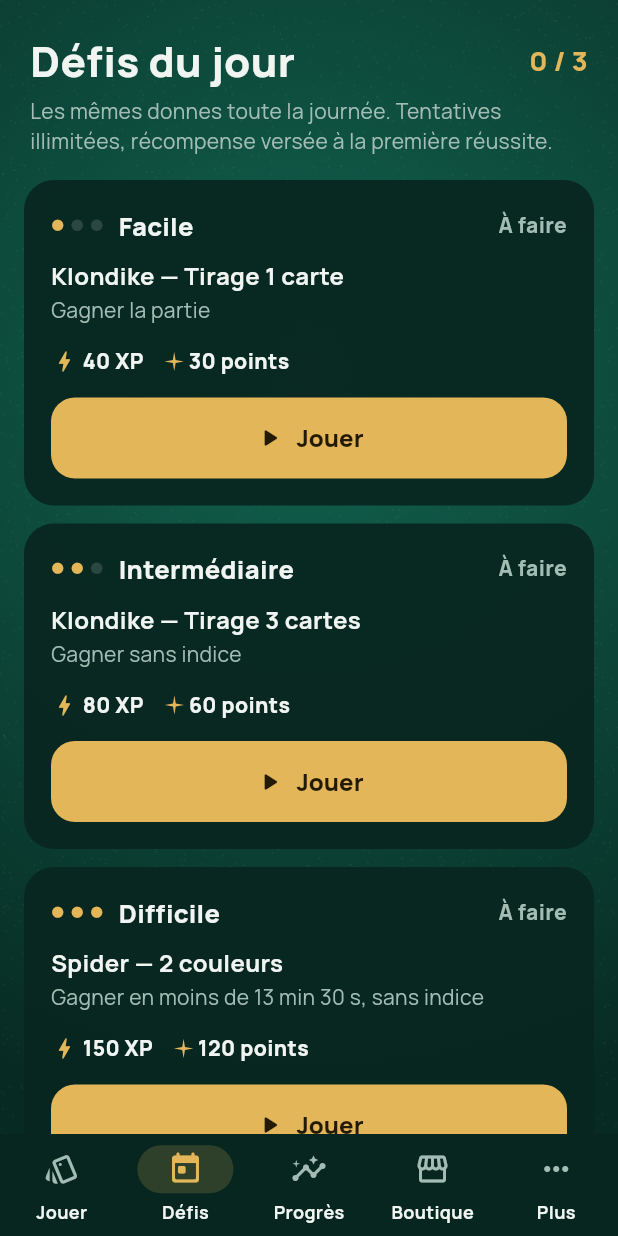
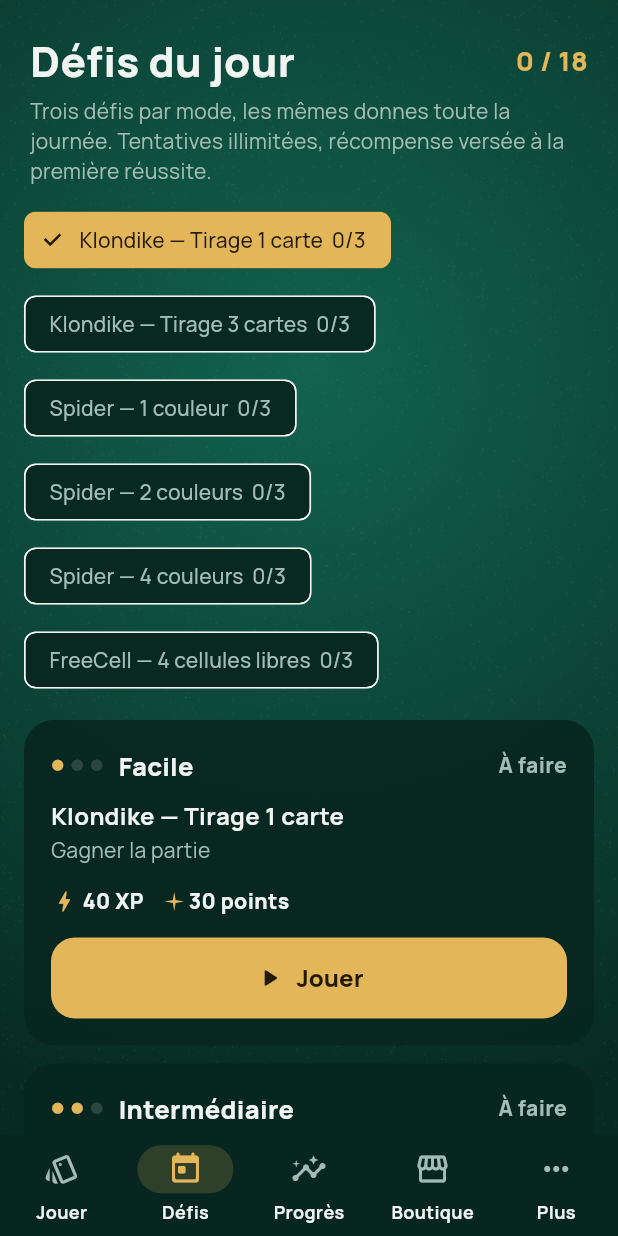
Before and after one commit to HugoErb/SoliNova, a Flutter app: the screen it shows after launch, after a tap on "Tout voir", on a phone screen of 412 x 824 dp. Run offline on Flutter 3.47's test engine with Material 3 defaults, Android fonts, the phone set to English and light mode, and no system bars; our stand-ins replace audioplayers, flutter_riverpod; project files that could hold a hidden picture were left out.

Commit message:
Chaque mode a maintenant ses 3 défis du jour (facile, intermédiaire, difficile)

```diff
--- a/lib/meta/daily/daily_challenge.dart
+++ b/lib/meta/daily/daily_challenge.dart
@@ -69,7 +69,7 @@ final class DailyChallenge {
   final int seed;
   final ChallengeObjective objective;
 
-  String get id => '$date-${difficulty.name}';
+  String get id => '$date-${mode.name}-${difficulty.name}';
   int get rewardXp => difficulty.rewardXp;
   int get rewardPoints => difficulty.rewardPoints;
 }
@@ -80,26 +80,6 @@ abstract final class DailyChallengeGenerator {
       '${day.year.toString().padLeft(4, '0')}-'
       '${day.month.toString().padLeft(2, '0')}-'
       '${day.day.toString().padLeft(2, '0')}';
-
-  static const _pools = {
-    ChallengeDifficulty.easy: [
-      GameMode.klondike1,
-      GameMode.spider1,
-      GameMode.freecell,
-    ],
-    ChallengeDifficulty.medium: [
-      GameMode.klondike3,
-      GameMode.spider2,
-      GameMode.freecell,
-      GameMode.klondike1,
-    ],
-    ChallengeDifficulty.hard: [
-      GameMode.spider4,
-      GameMode.klondike3,
-      GameMode.spider2,
-      GameMode.freecell,
-    ],
-  };
 
   /// Temps limites (secondes) par mode pour les défis chronométrés.
   static const _timeLimits = {
@@ -121,33 +101,27 @@ abstract final class DailyChallengeGenerator {
     GameMode.freecell: 120,
   };
 
-  static List<DailyChallenge> forDay(DateTime day) => _forDate(dateKey(day));
+  /// Tous les défis d'une journée : trois par mode de jeu.
+  static List<DailyChallenge> forDay(DateTime day) => [
+    for (final mode in GameMode.values) ...forDayAndMode(day, mode),
+  ];
 
-  /// Les trois défis d'une date. Chaque défi utilise un mode différent des
-  /// précédents de la journée quand c'est possible.
-  static List<DailyChallenge> _forDate(String date) {
-    final used = <GameMode>{};
-    final out = <DailyChallenge>[];
-    for (final d in ChallengeDifficulty.values) {
-      final c = _make(date, d, used);
-      used.add(c.mode);
-      out.add(c);
-    }
-    return out;
-  }
+  /// Les trois défis (facile, intermédiaire, difficile) d'un mode.
+  static List<DailyChallenge> forDayAndMode(DateTime day, GameMode mode) =>
+      _forDate(dateKey(day), mode);
+
+  static List<DailyChallenge> _forDate(String date, GameMode mode) => [
+    for (final d in ChallengeDifficulty.values) _make(date, mode, d),
+  ];
 
   static DailyChallenge _make(
     String date,
+    GameMode mode,
     ChallengeDifficulty difficulty,
-    Set<GameMode> avoid,
   ) {
     final rng = SeededRandom(
-      SeededRandom.hashString('SoliNova|$date|${difficulty.name}'),
+      SeededRandom.hashString('SoliNova|$date|${mode.name}|${difficulty.name}'),
     );
-    final all = _pools[difficulty]!;
-    final fresh = all.where((m) => !avoid.contains(m)).toList();
-    final pool = fresh.isEmpty ? all : fresh;
-    final mode = pool[rng.nextInt(pool.length)];
     final objective = switch (difficulty) {
       ChallengeDifficulty.easy => const ChallengeObjective(),
       ChallengeDifficulty.medium => switch (rng.nextInt(3)) {
@@ -178,16 +152,19 @@ abstract final class DailyChallengeGenerator {
     );
   }
 
-  /// Retrouve un défi à partir de son identifiant.
+  /// Retrouve un défi à partir de son identifiant
+  /// (`AAAA-MM-JJ-mode-difficulté`).
   static DailyChallenge? byId(String id) {
-    final cut = id.lastIndexOf('-');
-    if (cut < 0) return null;
-    final date = id.substring(0, cut);
+    if (id.length < 12) return null;
+    final date = id.substring(0, 10);
+    final parts = id.substring(11).split('-');
+    if (parts.length != 2 || DateTime.tryParse(date) == null) return null;
+    final mode = GameMode.tryParse(parts[0]);
     final diff = ChallengeDifficulty.values
-        .where((d) => d.name == id.substring(cut + 1))
+        .where((d) => d.name == parts[1])
         .firstOrNull;
-    if (diff == null || DateTime.tryParse(date) == null) return null;
-    return _forDate(date)[diff.index];
+    if (mode == null || diff == null) return null;
+    return _forDate(date, mode)[diff.index];
   }
 }
 
@@ -232,8 +209,13 @@ final class DailyChallengeLog {
 
   int get totalSucceeded => entries.values.where((e) => e.succeeded).length;
 
-  int succeededOn(String date) => entries.entries
-      .where((e) => e.key.startsWith(date) && e.value.succeeded)
+  /// Défis réussis à [date], éventuellement limités à un [mode].
+  int succeededOn(String date, [GameMode? mode]) => entries.entries
+      .where(
+        (e) =>
+            e.key.startsWith(mode == null ? date : '$date-${mode.name}-') &&
+            e.value.succeeded,
+      )
       .length;
 
   bool hardSucceeded() => entries.entries.any(
--- a/lib/ui/screens/challenges_screen.dart
+++ b/lib/ui/screens/challenges_screen.dart
@@ -3,6 +3,7 @@ import 'package:flutter_riverpod/flutter_riverpod.dart';
 
 import '../../app/game_controller.dart';
 import '../../app/providers.dart';
+import '../../engine/model/game_mode.dart';
 import '../../meta/daily/daily_challenge.dart';
 import '../widgets/common.dart';
 import 'new_game_sheet.dart';
@@ -43,17 +44,39 @@ String _dayLabel(DateTime d, DateTime today) {
   return label[0].toUpperCase() + label.substring(1);
 }
 
-/// Défis quotidiens : trois défis par jour, générés localement.
+/// Mode affiché dans l'onglet Défis (choisi aussi depuis l'accueil).
+final challengeModeProvider =
+    NotifierProvider<ChallengeModeController, GameMode?>(
+      ChallengeModeController.new,
+    );
+
+class ChallengeModeController extends Notifier<GameMode?> {
+  /// Null : premier mode dont un défi reste à réussir.
+  @override
+  GameMode? build() => null;
+
+  void select(GameMode mode) => state = mode;
+}
+
+/// Défis quotidiens : trois défis par mode et par jour, générés localement.
 class ChallengesTab extends ConsumerWidget {
   const ChallengesTab({super.key});
 
   @override
   Widget build(BuildContext context, WidgetRef ref) {
     final now = DateTime.now();
-    final today = DailyChallengeGenerator.forDay(now);
     final log = ref.watch(profileProvider.select((p) => p.dailies));
     final scheme = Theme.of(context).colorScheme;
-    final done = today.where((c) => log.of(c.id).succeeded).length;
+    final date = DailyChallengeGenerator.dateKey(now);
+    int doneIn(GameMode m) => log.succeededOn(date, m);
+    final mode =
+        ref.watch(challengeModeProvider) ??
+        GameMode.values.firstWhere(
+          (m) => doneIn(m) < 3,
+          orElse: () => GameMode.values.first,
+        );
+    final today = DailyChallengeGenerator.forDayAndMode(now, mode);
+    final total = GameMode.values.length * ChallengeDifficulty.values.length;
 
     return ListView(
       padding: const EdgeInsets.fromLTRB(16, 12, 16, 24),
@@ -69,7 +92,7 @@ class ChallengesTab extends ConsumerWidget {
                 ),
               ),
               Text(
-                '$done / 3',
+                '${log.succeededOn(date)} / $total',
                 style: TextStyle(
                   fontSize: 18,
                   fontWeight: FontWeight.w800,
@@ -80,17 +103,42 @@ class ChallengesTab extends ConsumerWidget {
           ),
         ),
         Padding(
-          padding: const EdgeInsets.fromLTRB(4, 0, 4, 16),
+          padding: const EdgeInsets.fromLTRB(4, 0, 4, 12),
           child: Text(
-            'Les mêmes donnes toute la journée. Tentatives illimitées, '
-            'récompense versée à la première réussite.',
+            'Trois défis par mode, les mêmes donnes toute la journée. '
+            'Tentatives illimitées, récompense versée à la première réussite.',
             style: TextStyle(color: scheme.onSurfaceVariant),
           ),
         ),
-        for (final c in today) ...[
-          _ChallengeCard(challenge: c, progress: log.of(c.id)),
-          const SizedBox(height: 12),
-        ],
+        Wrap(
+          spacing: 8,
+          runSpacing: 8,
+          children: [
+            for (final m in GameMode.values)
+              ChoiceChip(
+                label: Text('${m.fullName}  ${doneIn(m)}/3'),
+                avatar: doneIn(m) == 3
+                    ? Icon(Icons.check_circle_rounded, color: scheme.primary)
+                    : null,
+                selected: m == mode,
+                onSelected: (_) =>
+                    ref.read(challengeModeProvider.notifier).select(m),
+              ),
+          ],
+        ),
+        const SizedBox(height: 16),
+        AnimatedSwitcher(
+          duration: const Duration(milliseconds: 220),
+          child: Column(
+            key: ValueKey(mode),
+            children: [
+              for (final c in today) ...[
+                _ChallengeCard(challenge: c, progress: log.of(c.id)),
+                const SizedBox(height: 12),
+              ],
+            ],
+          ),
+        ),
         const SectionTitle('Historique récent'),
         Panel(
           padding: const EdgeInsets.symmetric(vertical: 4),
@@ -232,6 +280,7 @@ class _ChallengeCard extends ConsumerWidget {
   );
 }
 
+/// Une journée passée : défis réussis par mode (trois pastilles par mode).
 class _HistoryRow extends StatelessWidget {
   const _HistoryRow({
     required this.day,
@@ -246,8 +295,9 @@ class _HistoryRow extends StatelessWidget {
   @override
   Widget build(BuildContext context) {
     final scheme = Theme.of(context).colorScheme;
-    final challenges = DailyChallengeGenerator.forDay(day);
-    final succeeded = challenges.where((c) => log.of(c.id).succeeded).length;
+    final date = DailyChallengeGenerator.dateKey(day);
+    final total = GameMode.values.length * ChallengeDifficulty.values.length;
+    final succeeded = log.succeededOn(date);
     return Padding(
       padding: const EdgeInsets.symmetric(horizontal: 16, vertical: 10),
       child: Row(
@@ -259,26 +309,29 @@ class _HistoryRow extends StatelessWidget {
             ),
           ),
           Semantics(
-            label: '$succeeded défis réussis sur 3',
+            label: '$succeeded défis réussis sur $total',
             excludeSemantics: true,
             child: Row(
               children: [
-                for (final c in challenges)
+                for (final m in GameMode.values)
                   Padding(
                     padding: const EdgeInsets.only(left: 6),
-                    child: Icon(
-                      switch (log.of(c.id).status) {
-                        ChallengeStatus.succeeded => Icons.check_circle_rounded,
-                        ChallengeStatus.inProgress => Icons.cancel_rounded,
-                        ChallengeStatus.notStarted =>
-                          Icons.radio_button_unchecked_rounded,
-                      },
-                      size: 20,
-                      color: log.of(c.id).succeeded
+                    child: _ModeDots(done: log.succeededOn(date, m)),
+                  ),
+                const SizedBox(width: 10),
+                SizedBox(
+                  width: 42,
+                  child: Text(
+                    '$succeeded/$total',
+                    textAlign: TextAlign.end,
+                    style: TextStyle(
+                      fontWeight: FontWeight.w800,
+                      color: succeeded > 0
                           ? scheme.primary
-                          : scheme.onSurfaceVariant.withValues(alpha: 0.6),
+                          : scheme.onSurfaceVariant,
                     ),
                   ),
+                ),
               ],
             ),
           ),
@@ -287,3 +340,32 @@ class _HistoryRow extends StatelessWidget {
     );
   }
 }
+
+/// Trois petits points empilés : défis réussis d'un mode.
+class _ModeDots extends StatelessWidget {
+  const _ModeDots({required this.done});
+
+  final int done;
+
+  @override
+  Widget build(BuildContext context) {
+    final scheme = Theme.of(context).colorScheme;
+    return Column(
+      mainAxisSize: MainAxisSize.min,
+      children: [
+        for (var i = 2; i >= 0; i--)
+          Container(
+            width: 6,
+            height: 6,
+            margin: const EdgeInsets.symmetric(vertical: 1),
+            decoration: BoxDecoration(
+              shape: BoxShape.circle,
+              color: i < done
+                  ? scheme.primary
+                  : scheme.onSurface.withValues(alpha: 0.15),
+            ),
+          ),
+      ],
+    );
+  }
+}
--- a/lib/ui/screens/home_shell.dart
+++ b/lib/ui/screens/home_shell.dart
@@ -5,6 +5,7 @@ import 'package:flutter_riverpod/flutter_riverpod.dart';
 
 import '../../app/game_controller.dart';
 import '../../app/providers.dart';
+import '../../engine/model/game_mode.dart';
 import '../../meta/daily/daily_challenge.dart';
 import '../game/game_screen.dart';
 import '../widgets/common.dart';
@@ -119,7 +120,9 @@ class PlayTab extends ConsumerWidget {
     final session = game.session;
     final resumable = session != null && game.report == null;
     final scheme = Theme.of(context).colorScheme;
-    final today = DailyChallengeGenerator.forDay(DateTime.now());
+    final now = DateTime.now();
+    final today = DailyChallengeGenerator.forDay(now);
+    final date = DailyChallengeGenerator.dateKey(now);
     final dailies = ref.watch(profileProvider.select((p) => p.dailies));
 
     return ListView(
@@ -225,25 +228,30 @@ class PlayTab extends ConsumerWidget {
           padding: const EdgeInsets.symmetric(vertical: 6),
           child: Column(
             children: [
-              for (final c in today)
+              for (final mode in GameMode.values)
                 ListTile(
-                  onTap: () => startGame(
-                    context,
-                    ref,
-                    () => ref.read(gameProvider.notifier).startChallenge(c),
-                  ),
-                  leading: _StatusDot(status: dailies.of(c.id).status),
+                  onTap: () {
+                    ref.read(challengeModeProvider.notifier).select(mode);
+                    onOpenTab(1);
+                  },
                   title: Text(
-                    c.difficulty.label,
+                    mode.fullName,
                     style: const TextStyle(fontWeight: FontWeight.w800),
                   ),
                   subtitle: Text(
-                    '${c.mode.fullName}\n${c.objective.describe()}',
+                    '${dailies.succeededOn(date, mode)} / 3 réussis',
                   ),
-                  isThreeLine: true,
-                  trailing: Icon(
-                    Icons.chevron_right_rounded,
-                    color: scheme.onSurfaceVariant,
+                  trailing: Row(
+                    mainAxisSize: MainAxisSize.min,
+                    children: [
+                      for (final c in today)
+                        if (c.mode == mode)
+                          _StatusDot(status: dailies.of(c.id).status),
+                      Icon(
+                        Icons.chevron_right_rounded,
+                        color: scheme.onSurfaceVariant,
+                      ),
+                    ],
                   ),
                 ),
             ],
```
Also changed, not shown: lib/meta/achievements/achievements.dart (+5 -5 lines), 1 other file.
